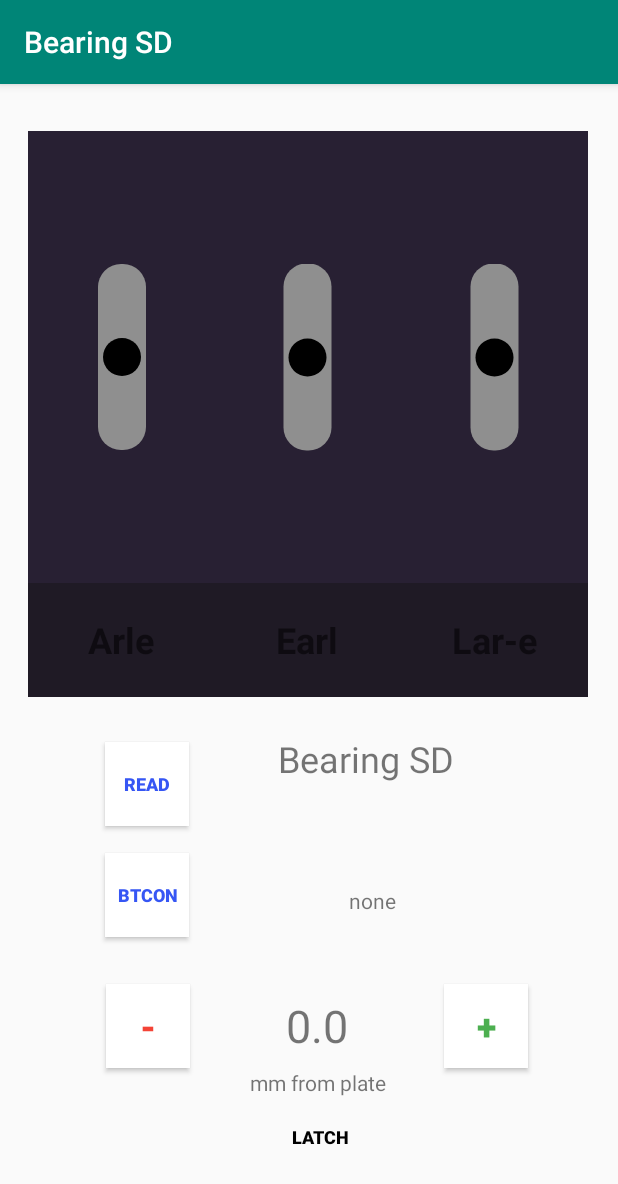
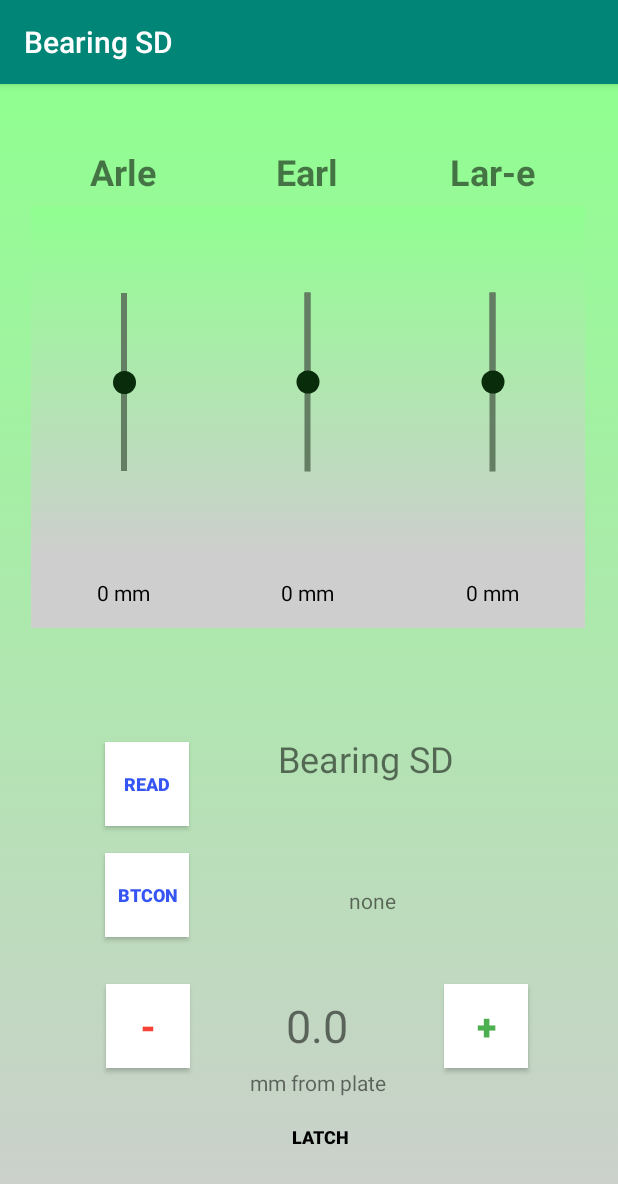
Before and after one commit to mmcassa/ECE4960, an Android app: the screen it shows after launch (MainActivity), on a phone screen of 412 x 824 dp. Shown: the top 1184 px of the screen. Run offline under Robolectric (Android 15) with nearby library versions, the phone set to English and light mode, and no system bars.

Commit message:
Color Scheme
Made adjustments for universal colors and easy editting for the scheme later on.

```diff
--- a/BearingSD/app/src/main/java/com/example/bearingsd/MainActivity.java
+++ b/BearingSD/app/src/main/java/com/example/bearingsd/MainActivity.java
@@ -185,7 +185,7 @@ public class MainActivity extends AppCompatActivity {
                     bbuf.order(ByteOrder.LITTLE_ENDIAN);
                     bufInt = bbuf.getInt();
                     if (isBufEmpty > -1 && bufInt > 200 && bufInt < 4000) {
-                        inTest.setText(Integer.toString(bufInt));
+                        inTest.setText(Integer.toString(bufInt)+"mm");
                         earlBar.setProgress((bufInt-200)/38);
                     }
 
--- /dev/null
+++ b/BearingSD/app/src/main/res/drawable/bars_gradient.xml
@@ -0,0 +1,12 @@
+<?xml version="1.0" encoding="utf-8"?>
+<selector xmlns:android="http://schemas.android.com/apk/res/android">
+    <item>
+        <shape>
+            <gradient
+                android:angle="90"
+                android:startColor="@color/gradientStart"
+                android:endColor="@color/gradientEnd"
+                android:type="linear" />
+        </shape>
+    </item>
+</selector>
--- a/BearingSD/app/src/main/res/drawable/custom_seek.xml
+++ b/BearingSD/app/src/main/res/drawable/custom_seek.xml
@@ -1,25 +1,36 @@
 <?xml version="1.0" encoding="utf-8"?>
 <layer-list xmlns:android="http://schemas.android.com/apk/res/android">
-    <item android:id="@android:id/background"
-        >
-        <shape>
-            <solid android:color="#8f8f8f" />
-            <size
-                android:height="15dp"
-                android:width="15dp" />
-            <corners android:radius="15dp" />
+    <item android:id="@android:id/background">
+        <shape
+            android:shape="line">
+            <corners android:radius="4dp"/>
+            <stroke
+                android:color="@color/seekBar"
+                android:width="4dp"/>
         </shape>
-
     </item>
 
     <item android:id="@android:id/progress">
         <clip>
-            <shape>
-
-                <corners android:radius="15dp" />
+            <shape
+                android:shape="line">
+                <corners android:radius="4dp"/>
+                <stroke
+                    android:color="@color/seekBar"
+                    android:width="4dp"/>
             </shape>
         </clip>
-
     </item>
 
+    <item android:id="@android:id/secondaryProgress">
+        <clip>
+            <shape
+                android:shape="line">
+                <corners android:radius="4dp"/>
+                <stroke
+                    android:color="@color/seekBar"
+                    android:width="4dp"/>
+            </shape>
+        </clip>
+    </item>
 </layer-list>
--- a/BearingSD/app/src/main/res/drawable/custom_thumb.xml
+++ b/BearingSD/app/src/main/res/drawable/custom_thumb.xml
@@ -1,12 +1,10 @@
 <?xml version="1.0" encoding="utf-8"?>
 <shape xmlns:android="http://schemas.android.com/apk/res/android">
-    <solid android:color="#000000" />
+    <solid android:color="@color/seekThumb" />
     <size
-        android:width="25dp"
-        android:height="25dp" />
-    <corners android:radius="25dp" />
-    <item android:id="@android:id/background">
-        <solid android:color="@null"/>
-    </item>
+        android:width="15dp"
+        android:height="15dp" />
+    <corners android:radius="15dp" />
+
 
 </shape>
--- a/BearingSD/app/src/main/res/layout/activity_main.xml
+++ b/BearingSD/app/src/main/res/layout/activity_main.xml
@@ -5,6 +5,7 @@
     xmlns:tools="http://schemas.android.com/tools"
     android:layout_width="match_parent"
     android:layout_height="match_parent"
+    android:background="@drawable/bars_gradient"
     tools:context=".MainActivity">
 
     <Button
@@ -178,10 +179,8 @@
         app:layout_constraintVertical_bias="0.948" />
 
     <FrameLayout
-        android:layout_width="373dp"
-        android:layout_height="377dp"
-        android:background="#282033"
-        android:backgroundTint="#00B4ACAC"
+        android:layout_width="369dp"
+        android:layout_height="327dp"
         android:backgroundTintMode="add"
         app:layout_constraintBottom_toBottomOf="parent"
         app:layout_constraintEnd_toEndOf="parent"
@@ -194,12 +193,59 @@
         <LinearLayout
             android:layout_width="match_parent"
             android:layout_height="match_parent"
+
             android:orientation="vertical">
+
+            <LinearLayout
+                android:layout_width="fill_parent"
+                android:layout_height="0dp"
+                android:layout_gravity="bottom"
+                android:layout_weight="1"
+                android:foregroundGravity="fill"
+                android:orientation="horizontal">
+
+                <TextView
+                    android:id="@+id/textView3"
+                    android:layout_width="0dp"
+                    android:layout_height="match_parent"
+                    android:layout_gravity="center"
+                    android:layout_weight="1"
+                    android:gravity="center"
+                    android:text="Arle"
+                    android:textAlignment="center"
+                    android:textSize="24sp"
+                    android:textStyle="bold" />
+
+                <TextView
+                    android:id="@+id/textView2"
+                    android:layout_width="0dp"
+                    android:layout_height="match_parent"
+                    android:layout_gravity="center"
+                    android:layout_weight="1"
+                    android:gravity="center"
+                    android:text="Earl"
+                    android:textAlignment="center"
+                    android:textSize="24sp"
+                    android:textStyle="bold" />
+
+                <TextView
+                    android:id="@+id/textView4"
+                    android:layout_width="0dp"
+                    android:layout_height="match_parent"
+                    android:layout_gravity="center"
+                    android:layout_weight="1"
+                    android:gravity="center"
+                    android:text="Lar-e"
+                    android:textAlignment="center"
+                    android:textSize="24sp"
+                    android:textStyle="bold" />
+            </LinearLayout>
 
             <LinearLayout
                 android:layout_width="match_parent"
                 android:layout_height="0dp"
-                android:layout_weight="4"
+                android:layout_weight="5"
+                android:background="@drawable/bars_gradient"
                 android:orientation="horizontal">
 
                 <SeekBar
@@ -270,46 +316,34 @@
                 android:layout_height="0dp"
                 android:layout_gravity="bottom"
                 android:layout_weight="1"
-                android:background="#68131212"
-                android:foregroundGravity="fill"
+                android:background="@color/gradientStart"
                 android:orientation="horizontal">
-
                 <TextView
-                    android:id="@+id/textView3"
+                    android:id="@+id/ArleHeight"
                     android:layout_width="0dp"
                     android:layout_height="match_parent"
-                    android:layout_gravity="center"
                     android:layout_weight="1"
                     android:gravity="center"
-                    android:text="Arle"
-                    android:textAlignment="center"
-                    android:textSize="24sp"
-                    android:textStyle="bold" />
-
+                    android:textColor="#000000"
+                    android:text="0 mm"/>
                 <TextView
-                    android:id="@+id/textView2"
+                    android:id="@+id/earlHeight"
                     android:layout_width="0dp"
                     android:layout_height="match_parent"
-                    android:layout_gravity="center"
                     android:layout_weight="1"
                     android:gravity="center"
-                    android:text="Earl"
-                    android:textAlignment="center"
-                    android:textSize="24sp"
-                    android:textStyle="bold" />
-
+                    android:textColor="#000000"
+                    android:text="0 mm"/>
                 <TextView
-                    android:id="@+id/textView4"
+                    android:id="@+id/lareHeight"
                     android:layout_width="0dp"
                     android:layout_height="match_parent"
-                    android:layout_gravity="center"
                     android:layout_weight="1"
                     android:gravity="center"
-                    android:text="Lar-e"
-                    android:textAlignment="center"
-                    android:textSize="24sp"
-                    android:textStyle="bold" />
+                    android:textColor="#000000"
+                    android:text="0 mm"/>
             </LinearLayout>
+
 
         </LinearLayout>
 
--- a/BearingSD/app/src/main/res/values/colors.xml
+++ b/BearingSD/app/src/main/res/values/colors.xml
@@ -3,4 +3,11 @@
     <color name="colorPrimary">#008577</color>
     <color name="colorPrimaryDark">#00574B</color>
     <color name="colorAccent">#D81B60</color>
+    <color name="seekBar">#647E64</color>
+    <color name="seekThumb">#092C0B</color>
+    <color name="gradientStart">#CECECE</color>
+    <color name="gradientEnd">#90FF90</color>
+    <color name="barsBackground">#D3D0D0</color>
+    <color name="namesBackground">#AFFAAF</color>
+    <color name="heightBackground">#C8E7C8</color>
 </resources>
```
